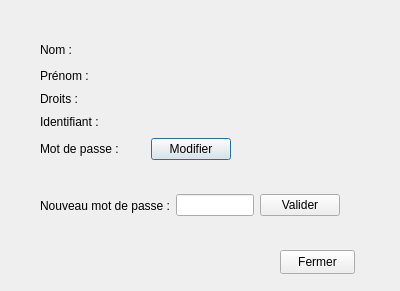
Above: dlg_info_utilisateur.ui from InformatiqueAtmoNA/tam before the change. Below: the same form after it.
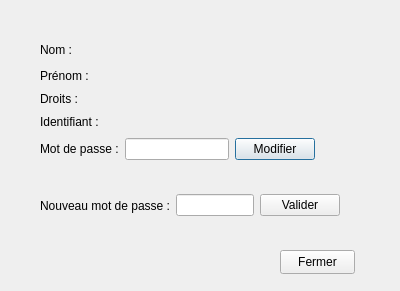
That is the form after the change.

```diff
--- a/dlg_info_utilisateur.ui
+++ b/dlg_info_utilisateur.ui
@@ -57,13 +57,6 @@
       </property>
      </widget>
     </item>
-    <item row="4" column="1">
-     <widget class="QLabel" name="label_MDP">
-      <property name="text">
-       <string/>
-      </property>
-     </widget>
-    </item>
     <item row="4" column="3">
      <spacer name="horizontalSpacer">
       <property name="orientation">
@@ -191,6 +184,9 @@
       </property>
      </widget>
     </item>
+    <item row="4" column="1">
+     <widget class="QLineEdit" name="label_MDP"/>
+    </item>
    </layout>
   </widget>
   <widget class="QPushButton" name="Buton_Fermer">
```
